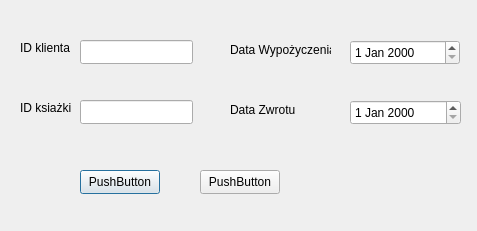
Above: createrental.ui from KusiakMarcin/Biblioteka before the change. Below: the same form after it.
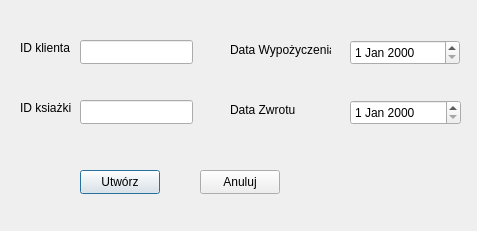
That is the form after the change.

What changed in the file:
```diff
--- a/createrental.ui
+++ b/createrental.ui
@@ -115,7 +115,7 @@
     </rect>
    </property>
    <property name="text">
-    <string>PushButton</string>
+    <string>Utwórz</string>
    </property>
   </widget>
   <widget class="QPushButton" name="pushButton_2">
@@ -128,7 +128,7 @@
     </rect>
    </property>
    <property name="text">
-    <string>PushButton</string>
+    <string>Anuluj</string>
    </property>
   </widget>
  </widget>
```
